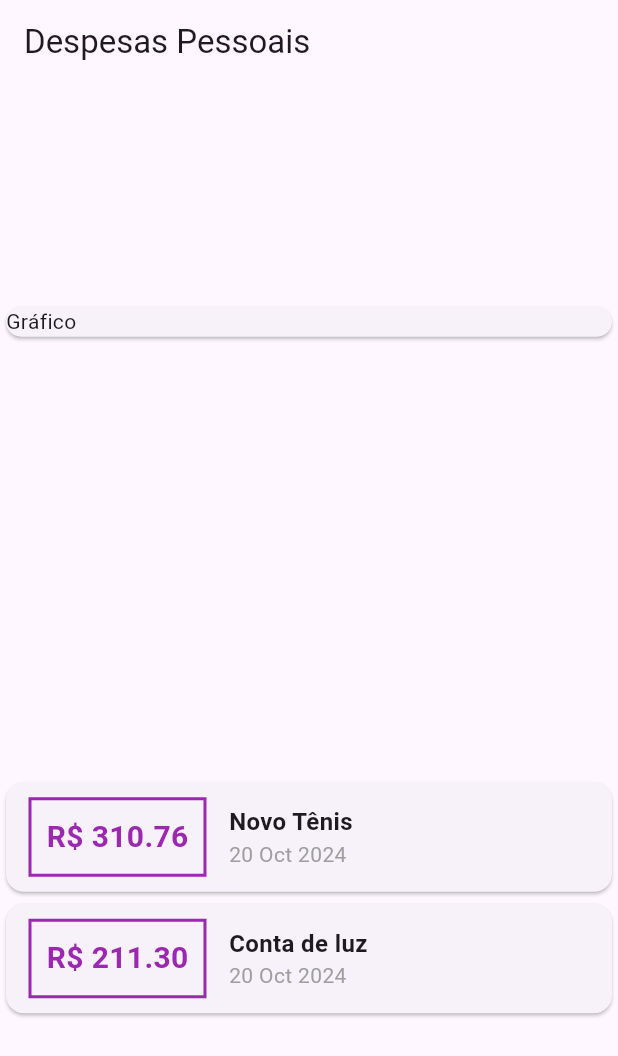
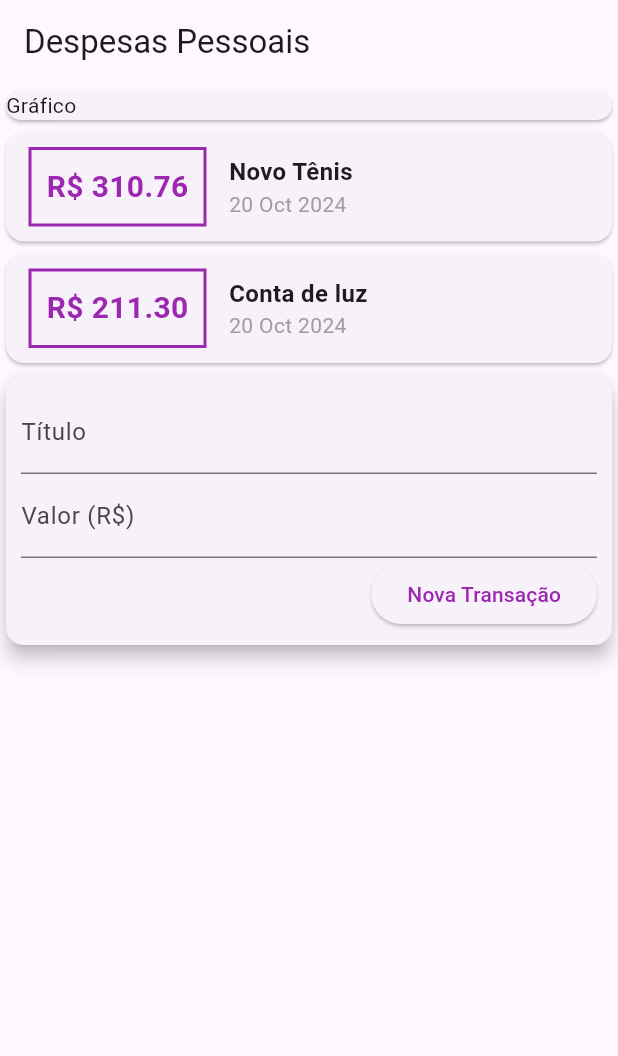
Before and after one commit to oJaciel/Expenses-App, a Flutter app: the screen it shows after launch, on a phone screen of 412 x 824 dp. Shown: the top 1056 px of the screen. Run offline on Flutter 3.47's test engine with Material 3 defaults, Android fonts, the phone set to English and light mode, and no system bars.

Commit message:
Formulário p/ Novas Transações

```diff
--- a/lib/main.dart
+++ b/lib/main.dart
@@ -20,6 +20,9 @@ class ExpensesApp extends StatelessWidget {
 class MyHomePage extends StatelessWidget {
   MyHomePage({super.key});
 
+  final titleController = TextEditingController();
+  final valueController = TextEditingController();
+
   final _transactions = [
     Transaction(
       id: 't1',
@@ -39,10 +42,9 @@ class MyHomePage extends StatelessWidget {
   Widget build(BuildContext context) {
     return Scaffold(
       appBar: AppBar(
-        title: Text('Despesas Pessoais'),
+        title: const Text('Despesas Pessoais'),
       ),
       body: Column(
-        mainAxisAlignment: MainAxisAlignment.spaceAround,
         crossAxisAlignment: CrossAxisAlignment.stretch,
         children: [
           Container(
@@ -86,11 +88,50 @@ class MyHomePage extends StatelessWidget {
                           style: const TextStyle(color: Colors.grey),
                         )
                       ],
-                    )
+                    ),
                   ],
                 ),
               );
             }).toList(),
+          ),
+          Card(
+            elevation: 5,
+            child: Padding(
+              padding: const EdgeInsets.all(10),
+              child: Column(
+                children: [
+                  TextField(
+                    controller: titleController,
+                    decoration: InputDecoration(
+                      labelText: 'Título',
+                    ),
+                  ),
+                  TextField(
+                    controller: valueController,
+                    decoration: InputDecoration(
+                      labelText: 'Valor (R\$)',
+                    ),
+                  ),
+                  Row(
+                    mainAxisAlignment: MainAxisAlignment.end,
+                    children: [
+                      ElevatedButton(
+                        onPressed: () {
+                          print(titleController.text);
+                          print(valueController.text);
+                        },
+                        child: Text(
+                          'Nova Transação',
+                          style: TextStyle(
+                            color: Colors.purple,
+                          ),
+                        ),
+                      ),
+                    ],
+                  ),
+                ],
+              ),
+            ),
           )
         ],
       ),
```
